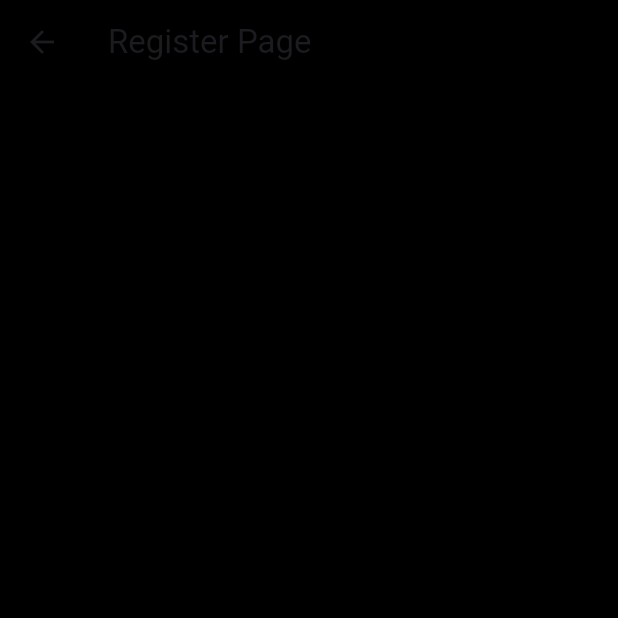
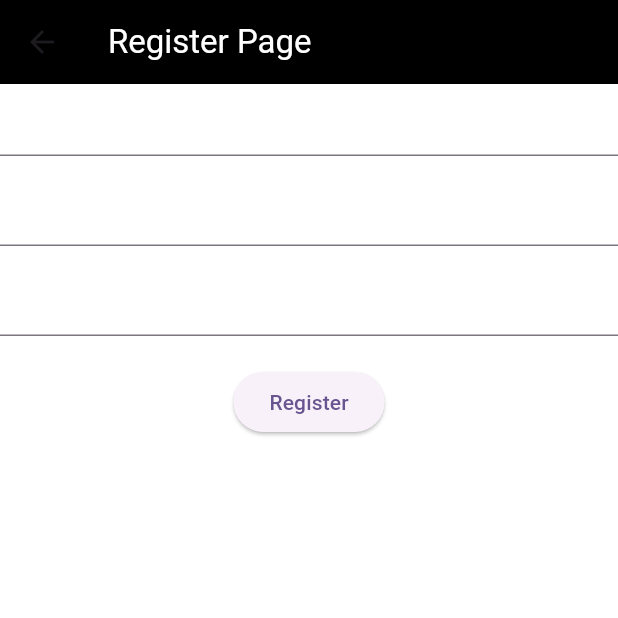
Before and after one commit to NamiqSalmanov0/Fitnes_App, a Flutter app: the RegisterPage screen opened directly, on a phone screen of 412 x 824 dp, the top half of it. Run offline on Flutter 3.47's test engine with Material 3 defaults, Android fonts, the phone set to English and light mode, and no system bars; our stand-ins replace animate_do, shared_preferences; accounts and stored records are empty.

Commit message:
Register Page aded

```diff
--- a/lib/app.dart
+++ b/lib/app.dart
@@ -13,7 +13,7 @@ class MyApp extends StatelessWidget {
     return MaterialApp(
       title: 'Flutter Demo',
       theme: ThemeData(
-        scaffoldBackgroundColor: Colors.black,
+        scaffoldBackgroundColor: Colors.white,
         appBarTheme: const AppBarTheme(color: Colors.black),
         colorScheme: ColorScheme.fromSeed(seedColor: Colors.deepPurple),
         useMaterial3: true,
--- a/lib/pages/auth/register_page.dart
+++ b/lib/pages/auth/register_page.dart
@@ -1,14 +1,31 @@
+import 'package:fitness_app/utils/extensions/sized_extension.dart';
 import 'package:flutter/material.dart';
 
 class RegisterPage extends StatelessWidget {
+  const RegisterPage({super.key});
 
-  const RegisterPage({ super.key });
-
-   @override
-   Widget build(BuildContext context) {
-       return Scaffold(
-           appBar: AppBar(title: const Text('Register Page'),),
-           body: Container(),
-       );
+  @override
+  Widget build(BuildContext context) {
+    return Scaffold(
+      appBar: AppBar(
+        title: const Text(
+          'Register Page',
+          style: TextStyle(color: Colors.white),
+        ),
+      ),
+      body: Column(
+        children: [
+          const TextField(),
+          12.h,
+          const TextField(),
+          12.h,
+          const TextField(),
+          20.h,
+          ElevatedButton(onPressed: () {},
+           child: const Text('Register')
+           )
+        ],
+      ),
+    );
   }
 }
--- /dev/null
+++ b/lib/utils/extensions/sized_extension.dart
@@ -0,0 +1,7 @@
+import 'package:flutter/material.dart';
+
+extension SizedExtension on num {
+  Widget get h => SizedBox(height: toDouble());
+
+  Widget get w => SizedBox(width: toDouble());
+}
```
